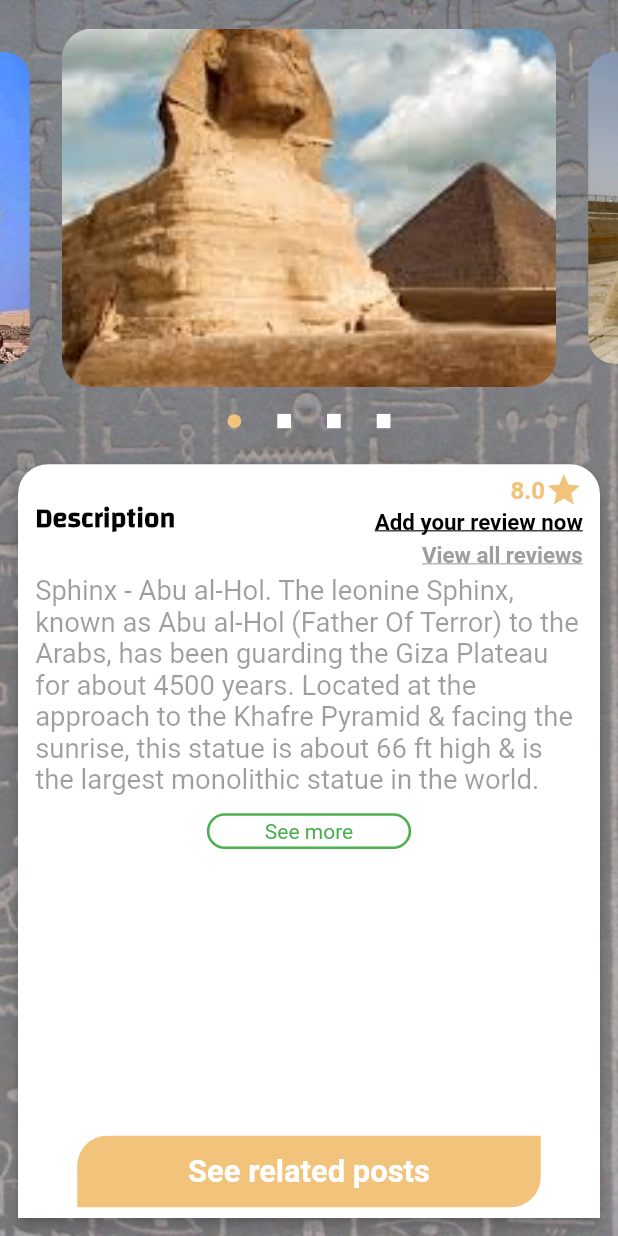
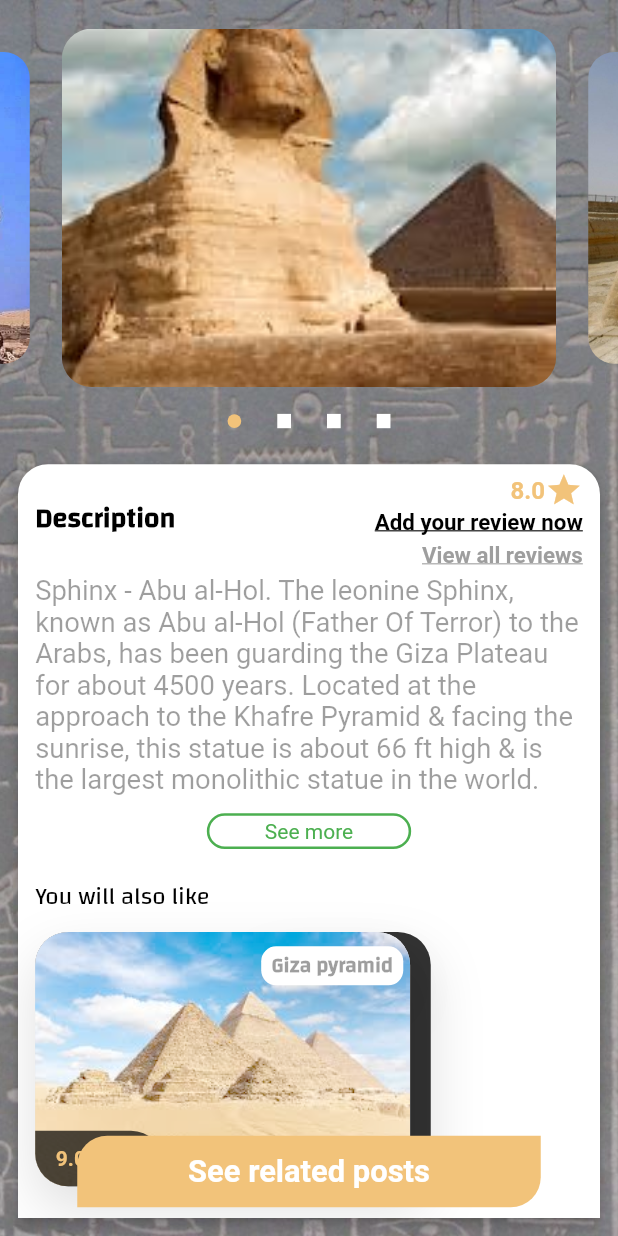
Before and after one commit to AhmedMahhmoud/VisitEgypt, a Flutter app: the HomePage screen opened directly, after a tap on "Best Rated", after a tap on "By Location", after a tap on "Abo El Hol", on a phone screen of 412 x 824 dp. Run offline on Flutter 3.47's test engine with Material 2 defaults, Android fonts, the phone set to English and light mode, and no system bars; drawn by our look-alikes of auto_size_text, carousel_slider; our stand-ins replace animate_do, animated_text_kit, bloc, cached_network_image, cloud_firestore, device_preview and 13 more; missing offline and left inert: image_pickers, ticket_widget; accounts and stored records are empty.

Commit message:
adding section of you will alsso like

```diff
--- a/lib/Features/Home/Logic/respository.dart
+++ b/lib/Features/Home/Logic/respository.dart
@@ -7,7 +7,6 @@ import '../../../Services/Geolocator/geolocator.dart';
 import '../../../main.dart';
 import '../Model/place_model.dart';
 import '../View/Cubit/home_cubit.dart';
-
 
 abstract class HomeRepository {
   Future<List<PlaceModel>> getAllPlaces();
@@ -26,8 +25,6 @@ abstract class HomeRepository {
 /// i should use filteredList in cubit instead of constant.allPlaces
 
 class HomeRepositoryImp implements HomeRepository {
-
-
   @override
   Future<List<PlaceModel>> getAllPlaces() async {
     return Constants.allPlaces;
@@ -78,6 +75,7 @@ class HomeRepositoryImp implements HomeRepository {
 
   @override
   List<PlaceModel> filterPlacesByLocation(String cityName) {
+    print(cityName);
     List<PlaceModel> results = [];
     if (cityName.isEmpty) {
       return Constants.allPlaces;
@@ -102,7 +100,7 @@ class HomeRepositoryImp implements HomeRepository {
     } else if (cityName.toLowerCase().contains('aswa') ||
         cityName.contains('سوا')) {
       finalCityName = 'aswan';
-    } else if (cityName.toLowerCase().contains('qua') ||
+    } else if (cityName.toLowerCase().contains('el qa') ||
         cityName.contains('قلي')) {
       finalCityName = 'qualiobya';
     }
--- a/lib/Features/Home/View/screens/home_details_page.dart
+++ b/lib/Features/Home/View/screens/home_details_page.dart
@@ -1,17 +1,22 @@
 import 'package:auto_size_text/auto_size_text.dart';
 import 'package:flutter/material.dart';
 import 'package:carousel_slider/carousel_slider.dart';
+import 'package:flutter_bloc/flutter_bloc.dart';
 import 'package:flutter_screenutil/flutter_screenutil.dart';
 import 'package:ticket_widget/ticket_widget.dart';
 import 'package:visit_egypt/Features/Home/Model/place_model.dart';
 import 'package:visit_egypt/Features/Home/View/screens/home_page.dart';
 import 'package:visit_egypt/Features/Home/View/screens/places_reviews.dart';
 import 'package:visit_egypt/Features/Home/View/widgets/rating_dialog.dart';
+import 'package:visit_egypt/Features/Home/View/widgets/ticket.dart';
 import '../../../../Core/Colors/app_colors.dart';
 import '../../../../Core/Constants/constants.dart';
 import '../../../../Core/Shared/methods.dart';
 import '../../../../Core/Styles/text_style.dart';
 import '../../../Posts/View/pages/posts_by_location.dart';
+import '../Cubit/home_cubit.dart';
+import '../widgets/place_card.dart';
+import '../widgets/ticket_details.dart';
 
 class HomeDetailsPage extends StatefulWidget {
   final int placeId;
@@ -35,10 +40,13 @@ class _HomeDetailsPageState extends State<HomeDetailsPage> {
     placeModel = Constants.allPlaces
         .where((element) => element.placeId == widget.placeId)
         .first;
+    BlocProvider.of<HomeCubit>(context)
+        .filterPlacesByLocation(placeModel.cityOfPlace);
   }
 
   @override
   Widget build(BuildContext context) {
+    var homeCubit = BlocProvider.of<HomeCubit>(context);
     return WillPopScope(
       onWillPop: () {
         ConstantMethods.navigateReplacementTo(context, const HomePage());
@@ -291,6 +299,55 @@ class _HomeDetailsPageState extends State<HomeDetailsPage> {
                                 ),
                               ),
                               SizedBox(
+                                height: 10.h,
+                              ),
+                              homeCubit.filteredPlaces.length > 1
+                                  ? Padding(
+                                      padding: EdgeInsets.symmetric(
+                                          horizontal: 10.w, vertical: 4.h),
+                                      child: AutoSizeText(
+                                        'You will also like',
+                                        style: TextStyle(
+                                            fontFamily: 'Changa',
+                                            color: Colors.black,
+                                            fontSize: setResponsiveFontSize(14),
+                                            fontWeight: FontWeight.w300),
+                                      ),
+                                    )
+                                  : Container(),
+                              homeCubit.filteredPlaces.length > 1
+                                  ? SizedBox(
+                                      height: 150.h,
+                                      child: ListView.builder(
+                                        shrinkWrap: true,
+                                        scrollDirection: Axis.horizontal,
+                                        itemCount:
+                                            homeCubit.filteredPlaces.length,
+                                        itemBuilder: (context, index) {
+                                          if (homeCubit.filteredPlaces[index]
+                                                  .placeName ==
+                                              placeModel.placeName) {
+                                            return Container();
+                                          } else {
+                                            return SizedBox(
+                                              width: 240.h,
+                                              child: Padding(
+                                                padding: EdgeInsets.symmetric(
+                                                    horizontal: 10.w,
+                                                    vertical: 4.h),
+                                                child: PlaceCard(
+                                                    itemIndex: index,
+                                                    press: () {},
+                                                    place: homeCubit
+                                                        .filteredPlaces[index]),
+                                              ),
+                                            );
+                                          }
+                                        },
+                                      ),
+                                    )
+                                  : Container(),
+                              SizedBox(
                                 height: 50.h,
                               ),
                             ],
@@ -341,101 +398,3 @@ class _HomeDetailsPageState extends State<HomeDetailsPage> {
     );
   }
 }
-
-class TicketData extends StatelessWidget {
-  final String placeName;
-
-  const TicketData({
-    Key? key,
-    required this.placeName,
-  }) : super(key: key);
-
-  @override
-  Widget build(BuildContext context) {
-    return Column(
-      crossAxisAlignment: CrossAxisAlignment.start,
-      children: [
-        AutoSizeText(
-          '$placeName Ticket',
-          style: TextStyle(
-              color: Colors.black,
-              fontSize: setResponsiveFontSize(16),
-              fontWeight: FontWeight.bold),
-        ),
-        Padding(
-          padding: EdgeInsets.only(top: 25.0.h),
-          child: Column(
-            crossAxisAlignment: CrossAxisAlignment.start,
-            children: [
-              ticketDetailsWidget(
-                  'opening time', '08:00 Am', 'closing time', '7:00 Pm'),
-              Padding(
-                padding: EdgeInsets.only(top: 12.0.h, right: 40.0.w),
-                child: ticketDetailsWidget(
-                    'Price on vacation', '20 LE', 'Price', '40 LE'),
-              ),
-            ],
-          ),
-        ),
-        Padding(
-          padding: EdgeInsets.only(top: 45.0.h, left: 30.0.w, right: 30.0.w),
-          child: Container(
-            width: 250.0,
-            height: 40.0,
-            decoration: const BoxDecoration(
-                image: DecorationImage(
-                    image: AssetImage('assets/images/barcode.jpg'),
-                    fit: BoxFit.cover)),
-          ),
-        ),
-      ],
-    );
-  }
-}
-
-Widget ticketDetailsWidget(String firstTitle, String firstDesc,
-    String secondTitle, String secondDesc) {
-  return Row(
-    mainAxisAlignment: MainAxisAlignment.spaceBetween,
-    children: [
-      Padding(
-        padding: EdgeInsets.only(left: 12.0.w),
-        child: Column(
-          crossAxisAlignment: CrossAxisAlignment.start,
-          children: <Widget>[
-            AutoSizeText(
-              firstTitle,
-              style: const TextStyle(color: Colors.grey),
-            ),
-            Padding(
-              padding: EdgeInsets.only(top: 4.0.h),
-              child: AutoSizeText(
-                firstDesc,
-                style: const TextStyle(color: Colors.black),
-              ),
-            )
-          ],
-        ),
-      ),
-      Padding(
-        padding: EdgeInsets.only(right: 20.0.w),
-        child: Column(
-          crossAxisAlignment: CrossAxisAlignment.start,
-          children: [
-            AutoSizeText(
-              secondTitle,
-              style: const TextStyle(color: Colors.grey),
-            ),
-            Padding(
-              padding: EdgeInsets.only(top: 4.0.h),
-              child: AutoSizeText(
-                secondDesc,
-                style: const TextStyle(color: Colors.black),
-              ),
-            )
-          ],
-        ),
-      )
-    ],
-  );
-}
--- a/lib/Features/Home/View/screens/home_page.dart
+++ b/lib/Features/Home/View/screens/home_page.dart
@@ -26,15 +26,12 @@ class _HomePageState extends State<HomePage> {
   void initState() {
     super.initState();
     BlocProvider.of<HomeCubit>(context).getUserAddress();
+    BlocProvider.of<HomeCubit>(context).getAllPlaces();
   }
 
   @override
   Widget build(BuildContext context) {
     return Scaffold(
-      // floatingActionButton: FloatingActionButton(onPressed: (() async {
-      //   PostsRepository postsRepository = PostsRepositoryImpl();
-      //   await postsRepository.getPostsByLocation("Abo El Hol");
-      // })),
       backgroundColor: CustomColors.niceBlue,
       body: SafeArea(
         bottom: false,
@@ -122,11 +119,15 @@ class _HomePageState extends State<HomePage> {
                                               .filteredPlaces[index]
                                               .placeId));
                             },
-                            child: PlaceCard(
-                                itemIndex: index,
-                                press: () {},
-                                place: BlocProvider.of<HomeCubit>(context)
-                                    .filteredPlaces[index]),
+                            child: Padding(
+                              padding: EdgeInsets.symmetric(
+                                  horizontal: 20.w, vertical: 8.h),
+                              child: PlaceCard(
+                                  itemIndex: index,
+                                  press: () {},
+                                  place: BlocProvider.of<HomeCubit>(context)
+                                      .filteredPlaces[index]),
+                            ),
                           ),
                         );
                       }
--- a/lib/Features/Home/View/widgets/place_card.dart
+++ b/lib/Features/Home/View/widgets/place_card.dart
@@ -22,8 +22,6 @@ class PlaceCard extends StatelessWidget {
     Size size = MediaQuery.of(context).size;
     return InkWell(
       //  onTap: press,
-      child: Padding(
-        padding: EdgeInsets.symmetric(horizontal: 20.w, vertical: 8.h),
       child: Stack(
         alignment: Alignment.bottomCenter,
         children: <Widget>[
@@ -46,8 +44,8 @@ class PlaceCard extends StatelessWidget {
                     place.placeImage,
                   ),
                   fit: BoxFit.fill,
-                    colorFilter: const ColorFilter.mode(
-                        Colors.white, BlendMode.softLight),
+                  colorFilter:
+                      const ColorFilter.mode(Colors.white, BlendMode.softLight),
                 ),
                 borderRadius: BorderRadius.circular(22),
               ),
@@ -147,7 +145,6 @@ class PlaceCard extends StatelessWidget {
           ),
         ],
       ),
-      ),
     );
   }
 }
--- /dev/null
+++ b/lib/Features/Home/View/widgets/ticket.dart
@@ -0,0 +1,62 @@
+import 'package:auto_size_text/auto_size_text.dart';
+import 'package:flutter/material.dart';
+import 'package:flutter_screenutil/flutter_screenutil.dart';
+import 'package:visit_egypt/Core/Styles/text_style.dart';
+import 'package:visit_egypt/Features/Home/View/widgets/ticket_details.dart';
+
+class TicketData extends StatelessWidget {
+  final String placeName;
+
+  const TicketData({
+    Key? key,
+    required this.placeName,
+  }) : super(key: key);
+
+  @override
+  Widget build(BuildContext context) {
+    return Column(
+      crossAxisAlignment: CrossAxisAlignment.start,
+      children: [
+        AutoSizeText(
+          '$placeName Ticket',
+          style: TextStyle(
+              color: Colors.black,
+              fontSize: setResponsiveFontSize(16),
+              fontWeight: FontWeight.bold),
+        ),
+        Padding(
+          padding: EdgeInsets.only(top: 25.0.h),
+          child: Column(
+            crossAxisAlignment: CrossAxisAlignment.start,
+            children: [
+              const TicketDetailsWidget(
+                  firstTitle: 'opening time',
+                  firstDesc: '08:00 Am',
+                  secondTitle: 'closing time',
+                  secondDesc: '7:00 Pm'),
+              Padding(
+                padding: EdgeInsets.only(top: 12.0.h, right: 40.0.w),
+                child: const TicketDetailsWidget(
+                    firstTitle: 'Price on vacation',
+                    firstDesc: '20 LE',
+                    secondTitle: 'Price',
+                    secondDesc: '40 LE'),
+              ),
+            ],
+          ),
+        ),
+        Padding(
+          padding: EdgeInsets.only(top: 45.0.h, left: 30.0.w, right: 30.0.w),
+          child: Container(
+            width: 250.0,
+            height: 40.0,
+            decoration: const BoxDecoration(
+                image: DecorationImage(
+                    image: AssetImage('assets/images/barcode.jpg'),
+                    fit: BoxFit.cover)),
+          ),
+        ),
+      ],
+    );
+  }
+}
--- /dev/null
+++ b/lib/Features/Home/View/widgets/ticket_details.dart
@@ -0,0 +1,64 @@
+import 'package:auto_size_text/auto_size_text.dart';
+import 'package:flutter/material.dart';
+import 'package:flutter_screenutil/flutter_screenutil.dart';
+
+class TicketDetailsWidget extends StatelessWidget {
+  final String firstTitle;
+  final String firstDesc;
+  final String secondTitle;
+  final String secondDesc;
+  const TicketDetailsWidget({
+    Key? key,
+    required this.firstTitle,
+    required this.firstDesc,
+    required this.secondTitle,
+    required this.secondDesc,
+  }) : super(key: key);
+
+  @override
+  Widget build(BuildContext context) {
+    return Row(
+      mainAxisAlignment: MainAxisAlignment.spaceBetween,
+      children: [
+        Padding(
+          padding: EdgeInsets.only(left: 12.0.w),
+          child: Column(
+            crossAxisAlignment: CrossAxisAlignment.start,
+            children: <Widget>[
+              AutoSizeText(
+                firstTitle,
+                style: const TextStyle(color: Colors.grey),
+              ),
+              Padding(
+                padding: EdgeInsets.only(top: 4.0.h),
+                child: AutoSizeText(
+                  firstDesc,
+                  style: const TextStyle(color: Colors.black),
+                ),
+              )
+            ],
+          ),
+        ),
+        Padding(
+          padding: EdgeInsets.only(right: 20.0.w),
+          child: Column(
+            crossAxisAlignment: CrossAxisAlignment.start,
+            children: [
+              AutoSizeText(
+                secondTitle,
+                style: const TextStyle(color: Colors.grey),
+              ),
+              Padding(
+                padding: EdgeInsets.only(top: 4.0.h),
+                child: AutoSizeText(
+                  secondDesc,
+                  style: const TextStyle(color: Colors.black),
+                ),
+              )
+            ],
+          ),
+        )
+      ],
+    );
+  }
+}
```
Lines whose indentation alone changed are shown as unchanged.
